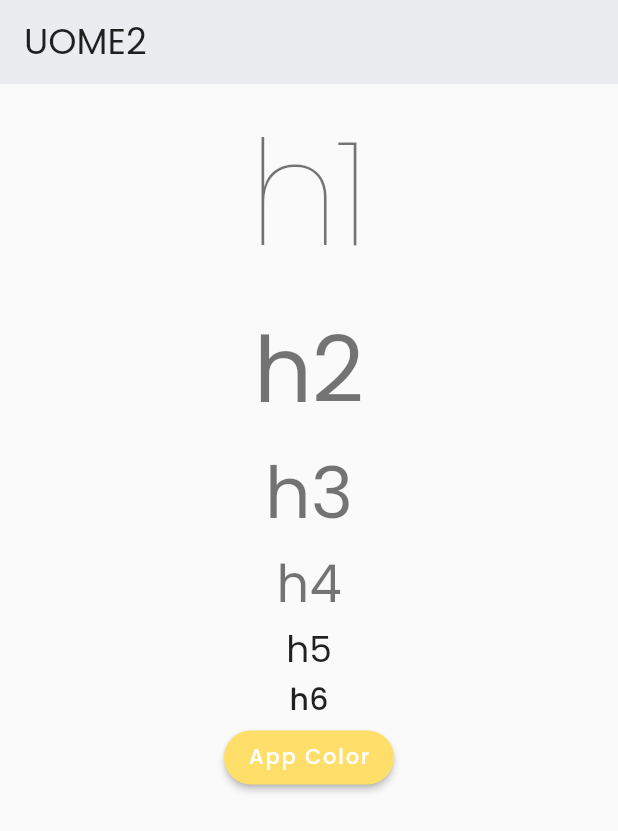
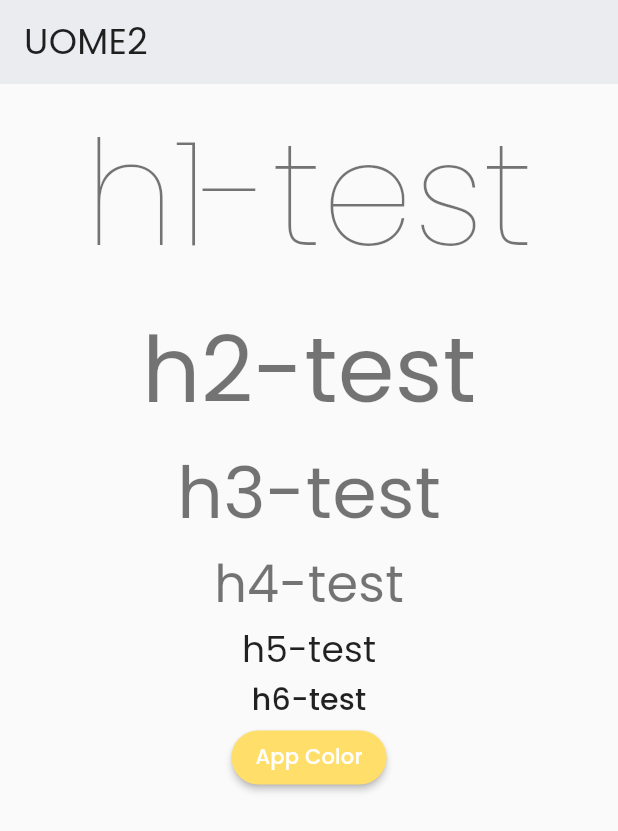
Before and after one commit to VeryOpenSource/uome2_client, a Flutter app: the screen it shows after launch, on a phone screen of 412 x 824 dp. Shown: the top 831 px of the screen. Run offline on Flutter 3.47's test engine with Material 2 defaults, Android fonts, the phone set to English and light mode, and no system bars; our stand-ins replace bloc, equatable, google_fonts, internet_connection_checker.

Commit message:
feat: clean up the app text style

```diff
--- a/lib/core/themes/app_text_style.dart
+++ b/lib/core/themes/app_text_style.dart
@@ -5,19 +5,23 @@ class AppTextStyle {
   static TextTheme textTheme = TextTheme(
     headline1: GoogleFonts.poppins(
       fontSize: 97,
-      letterSpacing: -1.5,
+      letterSpacing: 0.15,
     ),
     headline2: GoogleFonts.poppins(
       fontSize: 61,
-      letterSpacing: -0.5,
+      letterSpacing: 0.15,
     ),
-    headline3: GoogleFonts.poppins(fontSize: 48, fontWeight: FontWeight.w400),
+    headline3: GoogleFonts.poppins(
+      fontSize: 48,
+      letterSpacing: 0.15,
+    ),
     headline4: GoogleFonts.poppins(
       fontSize: 34,
-      letterSpacing: 0.25,
+      letterSpacing: 0.15,
     ),
     headline5: GoogleFonts.poppins(
       fontSize: 24,
+      letterSpacing: 0.15,
     ),
     headline6: GoogleFonts.poppins(
       fontSize: 20,
@@ -29,32 +33,27 @@ class AppTextStyle {
     ),
     subtitle2: GoogleFonts.poppins(
       fontSize: 14,
-      letterSpacing: 0.1,
+      letterSpacing: 0.15,
     ),
     bodyText1: GoogleFonts.poppins(
       fontSize: 16,
-      fontWeight: FontWeight.w400,
-      letterSpacing: 0.5,
+      letterSpacing: 0.15,
     ),
     bodyText2: GoogleFonts.poppins(
       fontSize: 14,
-      fontWeight: FontWeight.w400,
-      letterSpacing: 0.25,
+      letterSpacing: 0.15,
     ),
     button: GoogleFonts.poppins(
       fontSize: 14,
-      fontWeight: FontWeight.w500,
-      letterSpacing: 1.25,
+      letterSpacing: 0.15,
     ),
     caption: GoogleFonts.poppins(
       fontSize: 12,
-      fontWeight: FontWeight.w400,
-      letterSpacing: 0.4,
+      letterSpacing: 0.15,
     ),
     overline: GoogleFonts.poppins(
       fontSize: 10,
-      fontWeight: FontWeight.w400,
-      letterSpacing: 1.5,
+      letterSpacing: 0.15,
     ),
   );
 }
--- a/lib/features/auth/presentation/pages/login_page.dart
+++ b/lib/features/auth/presentation/pages/login_page.dart
@@ -23,27 +23,27 @@ class _LoginPageState extends State<LoginPage> {
         child: Column(
           children: [
             Text(
-              'h1',
+              'h1-test',
               style: Theme.of(context).textTheme.headline1,
             ),
             Text(
-              'h2',
+              'h2-test',
               style: Theme.of(context).textTheme.headline2,
             ),
             Text(
-              'h3',
+              'h3-test',
               style: Theme.of(context).textTheme.headline3,
             ),
             Text(
-              'h4',
+              'h4-test',
               style: Theme.of(context).textTheme.headline4,
             ),
             Text(
-              'h5',
+              'h5-test',
               style: Theme.of(context).textTheme.headline5,
             ),
             Text(
-              'h6',
+              'h6-test',
               style: Theme.of(context).textTheme.headline6,
             ),
             customButton(),
```
